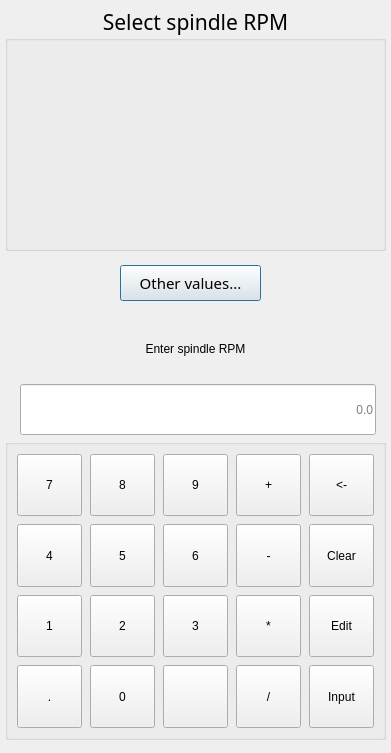
Old version of the form src/teachinlathe/widgets/numpad_dialog.ui in the repository 85vmh/teachinlathe.
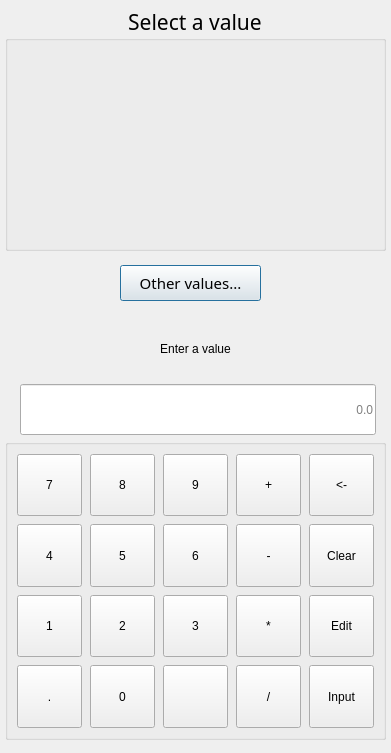
New version of the form.

What changed in the file:
```diff
--- a/src/teachinlathe/widgets/numpad_dialog.ui
+++ b/src/teachinlathe/widgets/numpad_dialog.ui
@@ -47,7 +47,7 @@
      <string notr="true">font: 16pt &quot;Noto Sans&quot;;</string>
     </property>
     <property name="title">
-     <string>Select spindle RPM</string>
+     <string>Select a value</string>
     </property>
     <property name="alignment">
      <set>Qt::AlignCenter</set>
@@ -368,7 +368,7 @@
      <string notr="true">font: 16pt &quot;Noto Sans&quot;;</string>
     </property>
     <property name="text">
-     <string>Enter spindle RPM</string>
+     <string>Enter a value</string>
     </property>
     <property name="alignment">
      <set>Qt::AlignCenter</set>
```
